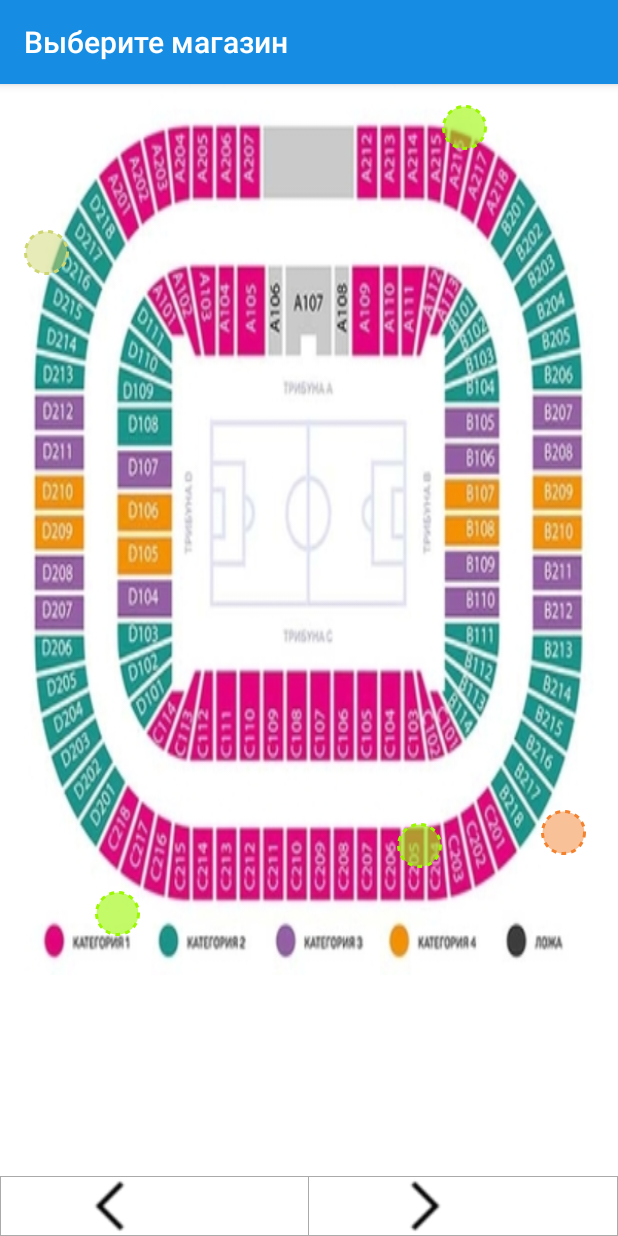
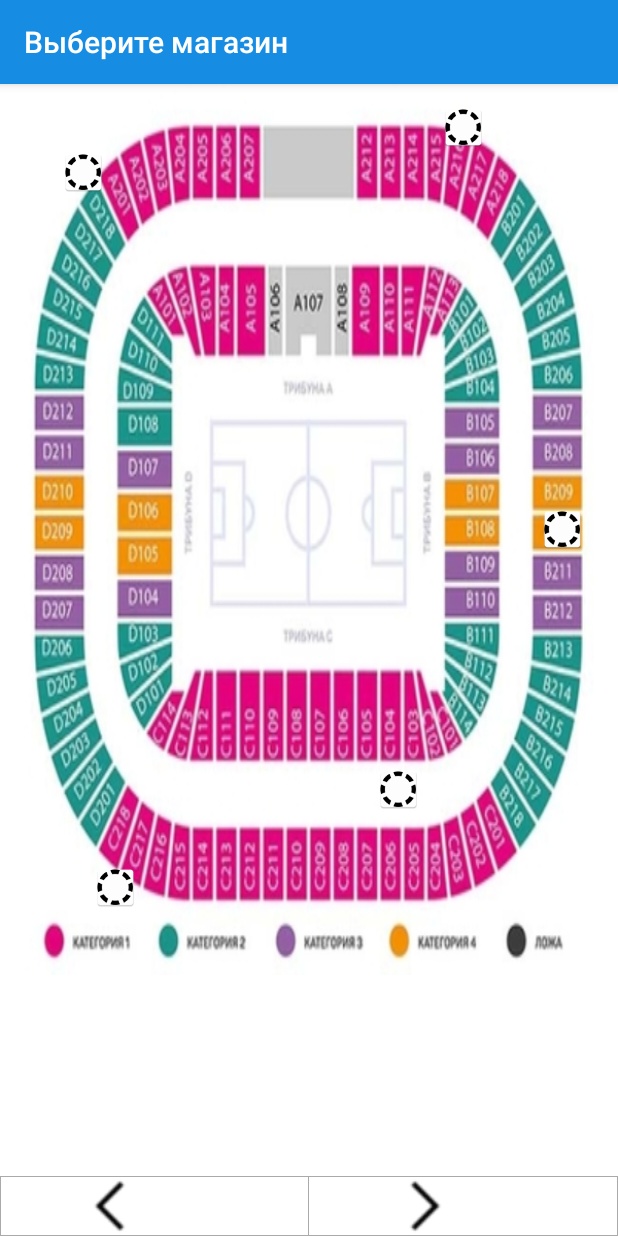
Before and after one commit to MikhailMe/serivce-app, an Android app: the ChoiceShopActivity screen opened directly, with no data from a screen before it, on a phone screen of 412 x 824 dp. Run offline under Robolectric (Android 15) with nearby library versions, the phone set to English and light mode, and no system bars.

Commit message:
added the ability to select places many times

```diff
--- a/ClientOfApp/app/src/main/java/mishas/clientofapp/activities/ChoiceShopActivity.java
+++ b/ClientOfApp/app/src/main/java/mishas/clientofapp/activities/ChoiceShopActivity.java
@@ -19,26 +19,25 @@ import mishas.clientofapp.R;
 
 public class ChoiceShopActivity extends AppCompatActivity {
 
-    private Button button, button2, button3, button4, button5;
+    private Button[] buttons;
     private LinearLayout send, back;
     private Boolean[] button_click = {false, false, false, false, false};
     private ArrayList<Boolean> button_clicked = new ArrayList<>(Arrays.asList(button_click));
+    private int lastPush;
 
     private void init() {
         send = (LinearLayout) findViewById(R.id.sendToServingApp);
         back = (LinearLayout) findViewById(R.id.back_to_card);
 
-        button = (Button) findViewById(R.id.button);
-        button2 = (Button) findViewById(R.id.button2);
-        button3 = (Button) findViewById(R.id.button3);
-        button4 = (Button) findViewById(R.id.button4);
-        button5 = (Button) findViewById(R.id.button5);
+        buttons = new Button[5];
+        buttons[0] = (Button) findViewById(R.id.button1);
+        buttons[1] = (Button) findViewById(R.id.button2);
+        buttons[2] = (Button) findViewById(R.id.button3);
+        buttons[3] = (Button) findViewById(R.id.button4);
+        buttons[4] = (Button) findViewById(R.id.button5);
 
-        button.setOnClickListener(myClicker(0));
-        button2.setOnClickListener(myClicker(1));
-        button3.setOnClickListener(myClicker(2));
-        button4.setOnClickListener(myClicker(3));
-        button5.setOnClickListener(myClicker(4));
+        for (int k = 0; k < 5; k++)
+            buttons[k].setOnClickListener(myClicker(k));
     }
 
     @Override
@@ -48,7 +47,6 @@ public class ChoiceShopActivity extends AppCompatActivity {
         setTitle("Выберите магазин");
         getSupportActionBar().setBackgroundDrawable(new ColorDrawable(Color.parseColor("#168de2")));
         init();
-
         send.setOnClickListener(new OnClickListener() {
             @Override
             public void onClick(View v) {
@@ -56,7 +54,9 @@ public class ChoiceShopActivity extends AppCompatActivity {
                 for (boolean b : button_clicked)
                     if (b) {
                         counter++;
-                        startActivity(new Intent(ChoiceShopActivity.this, PaymentActivity.class));
+                        Intent intent = new Intent(ChoiceShopActivity.this, PaymentActivity.class);
+                        intent.putExtra("numberOfClick", lastPush);
+                        startActivity(intent);
                         break;
                     }
                 if (counter == 0) {
@@ -81,6 +81,8 @@ public class ChoiceShopActivity extends AppCompatActivity {
         return new OnClickListener() {
             @Override
             public void onClick(View v) {
+                buttons[lastPush].setBackgroundResource(R.mipmap.circle);
+                button_clicked.set(lastPush, false);
                 int counter = 0;
                 for (boolean b : button_clicked) {
                     if (!b) counter++;
@@ -88,6 +90,7 @@ public class ChoiceShopActivity extends AppCompatActivity {
                 if (counter == 5) {
                     button_clicked.set(i, true);
                     v.setBackgroundResource(R.drawable.check);
+                    lastPush = i;
                 }
             }
         };
--- a/ClientOfApp/app/src/main/java/mishas/clientofapp/activities/MainScreenActivity.java
+++ b/ClientOfApp/app/src/main/java/mishas/clientofapp/activities/MainScreenActivity.java
@@ -92,8 +92,9 @@ public class MainScreenActivity extends AppCompatActivity
                 startActivity(new Intent(this, ProfileActivity.class));
                 break;
             case R.id.my_order:
-                startActivity(new Intent(this, MyOrderActivity.class));
-                //Toast.makeText(getApplicationContext(), "Номер вашего заказа: " + new Random().nextInt(100), Toast.LENGTH_LONG).show();
+                Intent intent = new Intent(this, MyOrderActivity.class);
+                intent.putExtra("numberOfClick", getIntent().getIntExtra("numberOfClick", 0));
+                startActivity(intent);
                 break;
             case R.id.payment_methods:
                 startActivity(new Intent(this, PaymentMethodsActivity.class));
--- a/ClientOfApp/app/src/main/java/mishas/clientofapp/activities/PaymentActivity.java
+++ b/ClientOfApp/app/src/main/java/mishas/clientofapp/activities/PaymentActivity.java
@@ -5,6 +5,7 @@ import android.graphics.Color;
 import android.graphics.drawable.ColorDrawable;
 import android.os.Bundle;
 import android.support.v7.app.AppCompatActivity;
+import android.util.Log;
 import android.view.Gravity;
 import android.view.View;
 import android.view.View.OnClickListener;
@@ -70,7 +71,7 @@ public class PaymentActivity extends AppCompatActivity {
                     Toast.makeText(getApplicationContext(), "Пожалуйста, заполните все поля", Toast.LENGTH_SHORT).show();
                 else {
                     if (Payment.isPaid()) {
-                        Client client = new Client("192.168.137.131", 11100);
+                        Client client = new Client("192.168.0.101", 11100);
                         client.sendRequest(Administrator.currentOrder.makeSendString());
                         Toast textToast = Toast.makeText(PaymentActivity.this,
                                 "Заказ отправлен, информацию о заказе Вы сможете найти в пункте меню \"Мой заказ\"",
@@ -78,7 +79,8 @@ public class PaymentActivity extends AppCompatActivity {
                         textToast.setGravity(Gravity.CENTER, 0, 0);
                         textToast.show();
                         Intent intent = new Intent(PaymentActivity.this, MainScreenActivity.class);
-                        intent.putExtra("from", "shop");
+                        intent.putExtra("from", "pay");
+                        intent.putExtra("numberOfClick", getIntent().getIntExtra("numberOfClick", 0));
                         startActivity(intent);
                     }
                 }
--- a/ClientOfApp/app/src/main/java/mishas/clientofapp/activities/StartingActivity.java
+++ b/ClientOfApp/app/src/main/java/mishas/clientofapp/activities/StartingActivity.java
@@ -23,7 +23,6 @@ public class StartingActivity extends AppCompatActivity {
     private Button signIn;
     private Button signUp;
     private TextView forgotPassword;
-    private static long back_pressed;
 
     private void init() {
         Administrator.getAdmin();
@@ -39,7 +38,7 @@ public class StartingActivity extends AppCompatActivity {
         super.onCreate(savedInstanceState);
         setContentView(R.layout.activity_starting);
         getSupportActionBar().setBackgroundDrawable(new ColorDrawable(Color.parseColor("#168de2")));
-        setTitle("Welcome!");
+        setTitle("Добро пожаловать!");
         init();
         signIn.setOnClickListener(new View.OnClickListener() {
             @Override
--- a/ClientOfApp/app/src/main/res/layout/activity_choice_place.xml
+++ b/ClientOfApp/app/src/main/res/layout/activity_choice_place.xml
@@ -1,6 +1,5 @@
 <?xml version="1.0" encoding="utf-8"?>
 <LinearLayout xmlns:android="http://schemas.android.com/apk/res/android"
-    xmlns:app="http://schemas.android.com/apk/res-auto"
     xmlns:tools="http://schemas.android.com/tools"
     android:layout_width="match_parent"
     android:layout_height="match_parent"
@@ -21,47 +20,48 @@
             android:background="@drawable/zenit">
 
             <Button
-                android:id="@+id/button"
+                android:id="@+id/button1"
                 android:layout_width="30dp"
                 android:layout_height="30dp"
-                android:layout_alignParentLeft="true"
-                android:layout_alignParentStart="true"
-                android:layout_below="@+id/button5"
-                android:layout_marginLeft="16dp"
-                android:layout_marginStart="16dp"
-                android:layout_marginTop="53dp"
-                android:background="@drawable/round_button"
+                android:layout_marginEnd="21dp"
+                android:layout_marginRight="21dp"
+                android:background="@mipmap/circle"
                 android:text=""
                 tools:layout_editor_absoluteX="16dp"
-                tools:layout_editor_absoluteY="183dp" />
+                tools:layout_editor_absoluteY="183dp"
+                android:layout_below="@+id/button5"
+                android:layout_alignRight="@+id/button4"
+                android:layout_alignEnd="@+id/button4"/>
 
             <Button
                 android:id="@+id/button4"
                 android:layout_width="30dp"
                 android:layout_height="30dp"
-                android:layout_alignParentBottom="true"
-                android:layout_marginBottom="26dp"
-                android:layout_marginLeft="17dp"
-                android:layout_marginStart="17dp"
-                android:layout_toEndOf="@+id/button"
-                android:layout_toRightOf="@+id/button"
-                android:background="@drawable/main_pink_round_button"
+                android:layout_marginBottom="43dp"
+                android:layout_marginLeft="62dp"
+                android:layout_marginStart="62dp"
+                android:background="@mipmap/circle"
                 android:text=""
                 tools:layout_editor_absoluteX="190dp"
-                tools:layout_editor_absoluteY="143dp" />
+                tools:layout_editor_absoluteY="143dp"
+                android:layout_alignParentBottom="true"
+                android:layout_alignParentLeft="true"
+                android:layout_alignParentStart="true"/>
 
             <Button
                 android:id="@+id/button3"
                 android:layout_width="30dp"
                 android:layout_height="30dp"
+                android:layout_marginBottom="35dp"
+                android:background="@mipmap/circle"
+                android:text=""
+                tools:layout_editor_absoluteX="113dp"
+                tools:layout_editor_absoluteY="327dp"
                 android:layout_above="@+id/button4"
-                android:layout_marginBottom="15dp"
                 android:layout_toLeftOf="@+id/button5"
                 android:layout_toStartOf="@+id/button5"
-                android:background="@drawable/main_pink_round_button"
-                android:text=""
-                tools:layout_editor_absoluteX="113dp"
-                tools:layout_editor_absoluteY="327dp" />
+                android:layout_marginRight="13dp"
+                android:layout_marginEnd="13dp"/>
 
             <Button
                 android:id="@+id/button5"
@@ -73,25 +73,24 @@
                 android:layout_marginTop="14dp"
                 android:layout_toLeftOf="@+id/button2"
                 android:layout_toStartOf="@+id/button2"
-                android:background="@drawable/main_pink_round_button"
+                android:background="@mipmap/circle"
                 android:text=""
                 tools:layout_editor_absoluteX="60dp"
-                tools:layout_editor_absoluteY="97dp" />
+                tools:layout_editor_absoluteY="97dp"/>
 
             <Button
                 android:id="@+id/button2"
                 android:layout_width="30dp"
                 android:layout_height="30dp"
-                android:layout_alignBaseline="@+id/button3"
-                android:layout_alignBottom="@+id/button3"
                 android:layout_alignParentEnd="true"
                 android:layout_alignParentRight="true"
-                android:layout_marginEnd="21dp"
-                android:layout_marginRight="21dp"
-                android:background="@drawable/main_sea_round_button"
+                android:layout_centerVertical="true"
+                android:layout_marginEnd="22dp"
+                android:layout_marginRight="22dp"
+                android:background="@mipmap/circle"
                 android:text=""
                 tools:layout_editor_absoluteX="267dp"
-                tools:layout_editor_absoluteY="293dp" />
+                tools:layout_editor_absoluteY="293dp"/>
         </RelativeLayout>
     </LinearLayout>
 
```
Also changed, not shown: ClientOfApp/app/src/main/java/mishas/clientofapp/activities/MyOrderActivity.java (+27 -1 lines), ClientOfApp/app/src/main/res/layout/activity_my_order.xml (+21 -20 lines), ClientOfApp/app/src/main/circle-web.png (added), ClientOfApp/app/src/main/res/mipmap-hdpi/circle.png (added), ClientOfApp/app/src/main/res/mipmap-mdpi/circle.png (added), ClientOfApp/app/src/main/res/mipmap-xhdpi/circle.png (added), ClientOfApp/app/src/main/res/mipmap-xxhdpi/circle.png (added), ClientOfApp/app/src/main/res/mipmap-xxxhdpi/circle.png (added).
